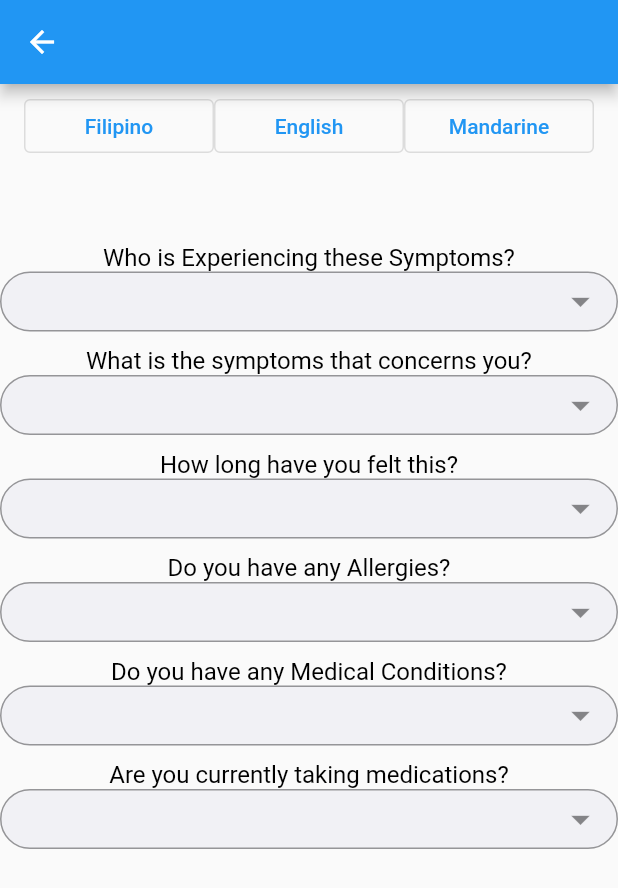
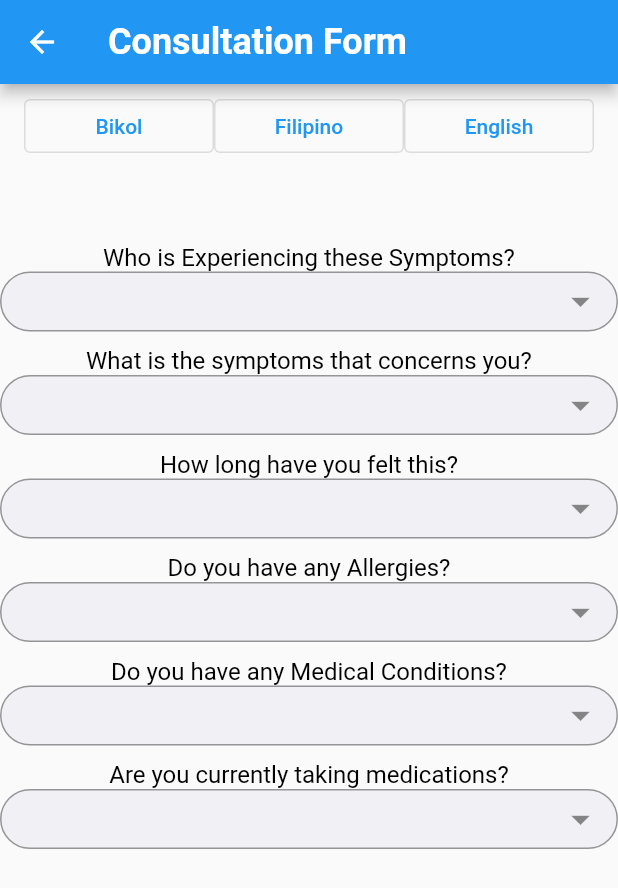
Before and after one commit to skzysty/emedicare, a Flutter app: the screen it shows after launch, after a tap on "Take me there", on a phone screen of 412 x 824 dp. Shown: the top 888 px of the screen. Run offline on Flutter 3.47's test engine with Material 2 defaults, Android fonts, the phone set to English and light mode, and no system bars; our stand-ins replace dropdown_button2.

Commit message:
final initial

```diff
--- a/lib/form.dart
+++ b/lib/form.dart
@@ -17,7 +17,15 @@ class _FormDState extends State<FormD> {
   @override
   Widget build(BuildContext context) {
     return Scaffold(
-      appBar: AppBar(),
+      appBar: AppBar(
+        backgroundColor: Colors.blue[350],
+        title: new Text(
+          'Consultation Form',
+          style: TextStyle(
+              color: Colors.white, fontWeight: FontWeight.bold, fontSize: 24),
+        ),
+      ),
+
       body: Center(
         child: Column(
           children: <Widget>[
@@ -28,17 +36,17 @@ class _FormDState extends State<FormD> {
                   Expanded(
                       child: OutlinedButton(
                     onPressed: () {},
+                    child: Text("Bikol"),
+                  )),
+                  Expanded(
+                      child: OutlinedButton(
+                    onPressed: () {},
                     child: Text("Filipino"),
                   )),
                   Expanded(
                       child: OutlinedButton(
                     onPressed: () {},
                     child: Text("English"),
-                  )),
-                  Expanded(
-                      child: OutlinedButton(
-                    onPressed: () {},
-                    child: Text("Mandarine"),
                   )),
                 ],
               ),
--- a/lib/pages/home_page.dart
+++ b/lib/pages/home_page.dart
@@ -273,12 +273,6 @@ class _HomePageState extends State<HomePage>
                   scrollDirection: Axis.horizontal,
                   children: [
                     Doctor(
-                      doctorImagePath: 'lib/images/doctor1.jpg',
-                      rating: '5.0',
-                      doctorName: 'Dr. Jubelle S. Neo',
-                      doctorProfession: 'Surgeon',
-                    ),
-                    Doctor(
                       doctorImagePath:
                       'lib/images/ashkan-forouzani-DPEPYPBZpB8-unsplash.jpg',
                       rating: '5.0',
--- a/lib/widgets/Dropdown/dropwhois.dart
+++ b/lib/widgets/Dropdown/dropwhois.dart
@@ -7,7 +7,7 @@ class WhoSymptoms extends StatefulWidget {
 }
 
 class _WhoSymptomsState extends State<WhoSymptoms> {
-  List<String> genderitems = ['Michelle', 'Alliah', 'Noel', 'Kian'];
+  List<String> genderitems = ['You', 'My Child', 'Others'];
   String? selectedvalue;
 
   @override
```
